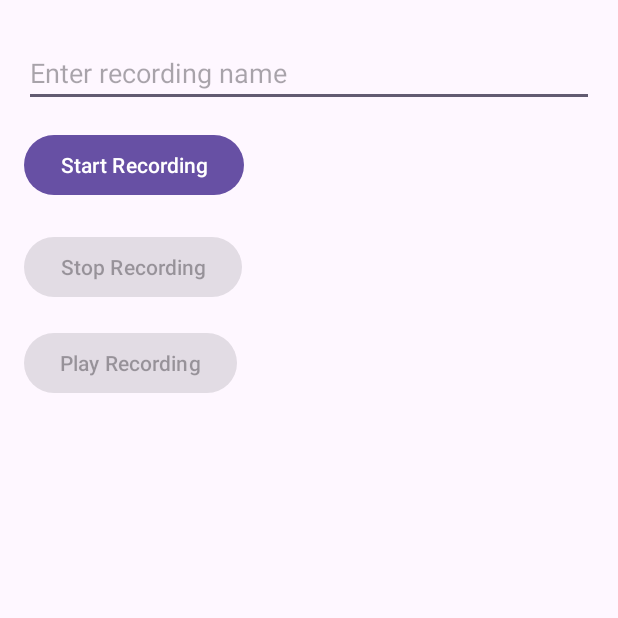
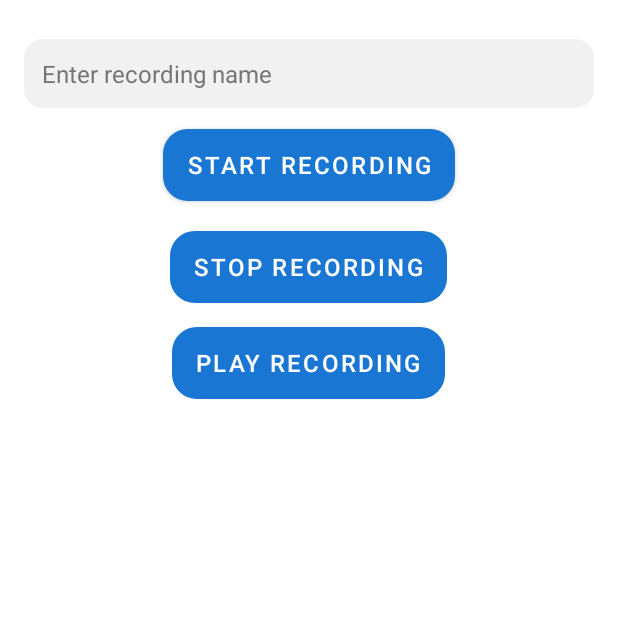
Before and after one commit to CHAIGANESH/Text_Stream, an Android app: the RecordingActivity screen opened directly, with no data from a screen before it, on a phone screen of 412 x 824 dp, the top half of it. Run offline under Robolectric (Android 15) with nearby library versions, the phone set to English and light mode, and no system bars.

Commit message:
UI_update-3 (Recording-1)

```diff
--- /dev/null
+++ b/app/src/main/res/drawable/ic_play.xml
@@ -0,0 +1,5 @@
+<vector xmlns:android="http://schemas.android.com/apk/res/android" android:height="24dp" android:tint="#000000" android:viewportHeight="24" android:viewportWidth="24" android:width="24dp">
+
+    <path android:fillColor="@android:color/white" android:pathData="M8,5v14l11,-7z"/>
+
+</vector>
--- a/app/src/main/res/layout/activity_main.xml
+++ b/app/src/main/res/layout/activity_main.xml
@@ -14,10 +14,10 @@
         android:layout_height="50dp"
         android:layout_margin="16dp"
         android:background="@drawable/rounded_search_view"
+        android:backgroundTint="@color/searchview_blue"
         android:inputType="text"
         app:iconifiedByDefault="false"
-        app:queryHint="Search tasks..."
-        android:backgroundTint="@color/searchview_blue" /> <!-- Updated background color -->
+        app:queryHint="Search tasks..." /> <!-- Updated background color -->
 
     <!-- RecyclerView with consistent margins -->
     <androidx.recyclerview.widget.RecyclerView
--- a/app/src/main/res/layout/activity_recording.xml
+++ b/app/src/main/res/layout/activity_recording.xml
@@ -1,7 +1,8 @@
 <RelativeLayout xmlns:android="http://schemas.android.com/apk/res/android"
     android:layout_width="match_parent"
     android:layout_height="match_parent"
-    android:padding="16dp">
+    android:padding="16dp"
+    android:background="#FFFFFF">
 
     <EditText
         android:id="@+id/recordingNameEditText"
@@ -9,26 +10,39 @@
         android:layout_height="wrap_content"
         android:layout_marginTop="10dp"
         android:hint="Enter recording name"
-        android:inputType="text" />
-    <!-- Button to Start Recording -->
+        android:inputType="text"
+        android:padding="12dp"
+        android:background="@drawable/rounded_edittext"
+        android:textColor="#000000"
+        android:textSize="16sp"
+        android:textColorHint="#757575"
+        android:backgroundTint="#F1F1F1" />
+
     <Button
         android:id="@+id/startRecordingButton"
         android:layout_width="wrap_content"
         android:layout_height="wrap_content"
         android:layout_marginTop="70dp"
-        android:text="Start Recording" />
+        android:layout_centerHorizontal="true"
+        android:background="@drawable/rounded_button"
+        android:text="Start Recording"
+        android:textColor="#FFFFFF"
+        android:textSize="16sp"
+        style="@style/CustomButtonStyle" />
 
-    <!-- Button to Stop Recording -->
     <Button
         android:id="@+id/stopRecordingButton"
         android:layout_width="wrap_content"
         android:layout_height="wrap_content"
         android:layout_below="@id/startRecordingButton"
         android:layout_marginTop="20dp"
+        android:layout_centerHorizontal="true"
         android:enabled="false"
-        android:text="Stop Recording" />
-
-    <!-- Button to Play Recorded Audio -->
+        android:background="@drawable/rounded_button"
+        android:text="Stop Recording"
+        android:textColor="#FFFFFF"
+        android:textSize="16sp"
+        style="@style/CustomButtonStyle" />
 
     <Button
         android:id="@+id/playRecordingButton"
@@ -36,8 +50,14 @@
         android:layout_height="wrap_content"
         android:layout_below="@id/stopRecordingButton"
         android:layout_marginTop="16dp"
+        android:layout_centerHorizontal="true"
+        android:enabled="false"
+        android:background="@drawable/rounded_button"
         android:text="Play Recording"
-        android:enabled="false" />
+        android:textColor="#FFFFFF"
+        android:textSize="16sp"
+        style="@style/CustomButtonStyle" />
+
     <androidx.recyclerview.widget.RecyclerView
         android:id="@+id/recordingListView"
         android:layout_width="match_parent"
@@ -45,5 +65,4 @@
         android:layout_below="@id/playRecordingButton"
         android:layout_marginTop="20dp" />
 
-
 </RelativeLayout>
```
Also changed, not shown: app/src/main/res/layout/recording_item.xml (+30 -12 lines).
